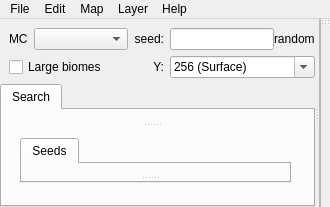
This is src/mainwindow.ui in FragrantResult186/cubiomes-viewer-bedrock as Qt 5 draws it before an edit. The edited form follows.
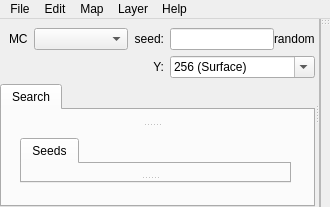
This is the edited form. Icons and pictures are not drawn. Custom widgets are drawn as their Qt base class.

```diff
--- a/src/mainwindow.ui
+++ b/src/mainwindow.ui
@@ -50,13 +50,6 @@
           <property name="topMargin">
            <number>9</number>
           </property>
-          <item row="1" column="0" colspan="2">
-           <widget class="QCheckBox" name="checkLarge">
-            <property name="text">
-             <string>Large biomes</string>
-            </property>
-           </widget>
-          </item>
           <item row="0" column="1">
            <widget class="StyledComboBox" name="comboBoxMC">
             <property name="toolTip">
```
